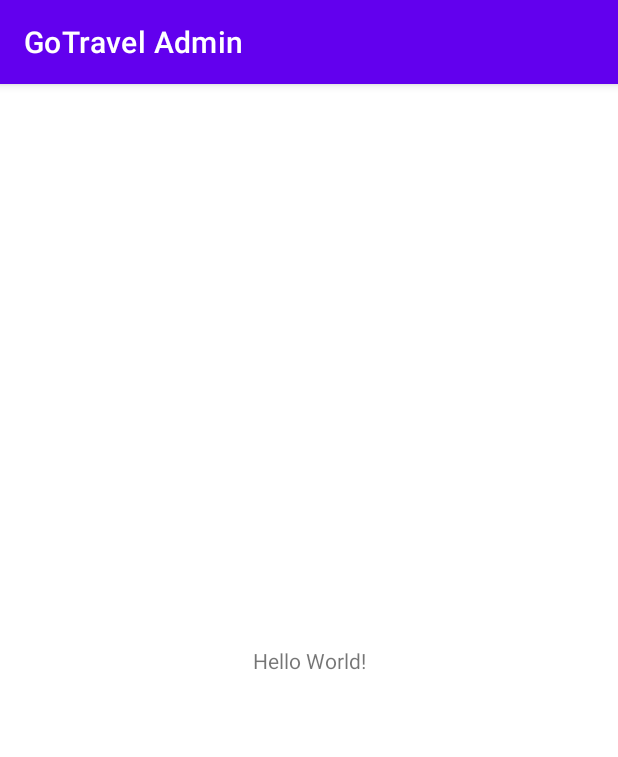
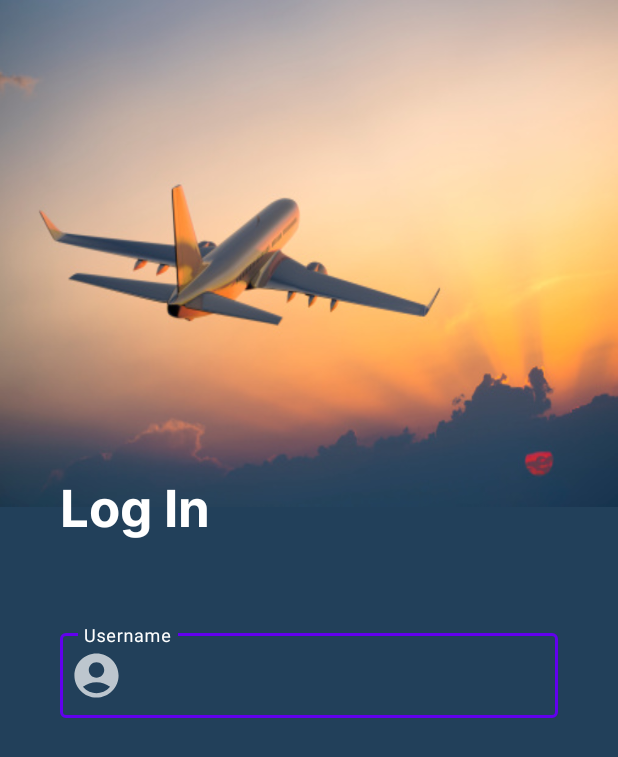
Before and after one commit to RoyalWeaboo/GoTravel_Admin, an Android app: the screen it shows after launch (MainActivity), on a phone screen of 412 x 824 dp. Shown: the top 757 px of the screen. Run offline under Robolectric (Android 15) with nearby library versions, the phone set to English and light mode, and no system bars.

Commit message:
Update layout

```diff
--- a/app/src/main/java/com/binar/c5team/gotraveladmin/MainActivity.kt
+++ b/app/src/main/java/com/binar/c5team/gotraveladmin/MainActivity.kt
@@ -6,6 +6,6 @@
 class MainActivity : AppCompatActivity() {
     override fun onCreate(savedInstanceState: Bundle?) {
         super.onCreate(savedInstanceState)
-        setContentView(R.layout.activity_main)
+        setContentView(R.layout.fragment_login)
     }
 }
--- a/app/src/main/res/layout/fragment_login.xml
+++ b/app/src/main/res/layout/fragment_login.xml
@@ -1,5 +1,6 @@
 <?xml version="1.0" encoding="utf-8"?>
-<androidx.constraintlayout.widget.ConstraintLayout xmlns:android="http://schemas.android.com/apk/res/android"
+<androidx.constraintlayout.widget.ConstraintLayout
+    xmlns:android="http://schemas.android.com/apk/res/android"
     xmlns:app="http://schemas.android.com/apk/res-auto"
     xmlns:tools="http://schemas.android.com/tools"
     android:layout_width="match_parent"
--- a/app/src/main/res/values-night/themes.xml
+++ b/app/src/main/res/values-night/themes.xml
@@ -1,6 +1,6 @@
 <resources xmlns:tools="http://schemas.android.com/tools">
     <!-- Base application theme. -->
-    <style name="Theme.GoTravelAdmin" parent="Theme.MaterialComponents.DayNight.DarkActionBar">
+    <style name="Theme.GoTravelAdmin" parent="Theme.MaterialComponents.DayNight.NoActionBar">
         <!-- Primary brand color. -->
         <item name="colorPrimary">@color/purple_200</item>
         <item name="colorPrimaryVariant">@color/purple_700</item>
--- a/app/src/main/res/values/themes.xml
+++ b/app/src/main/res/values/themes.xml
@@ -1,6 +1,6 @@
 <resources xmlns:tools="http://schemas.android.com/tools">
     <!-- Base application theme. -->
-    <style name="Theme.GoTravelAdmin" parent="Theme.MaterialComponents.DayNight.DarkActionBar">
+    <style name="Theme.GoTravelAdmin" parent="Theme.MaterialComponents.DayNight.NoActionBar">
         <!-- Primary brand color. -->
         <item name="colorPrimary">@color/purple_500</item>
         <item name="colorPrimaryVariant">@color/purple_700</item>
```
